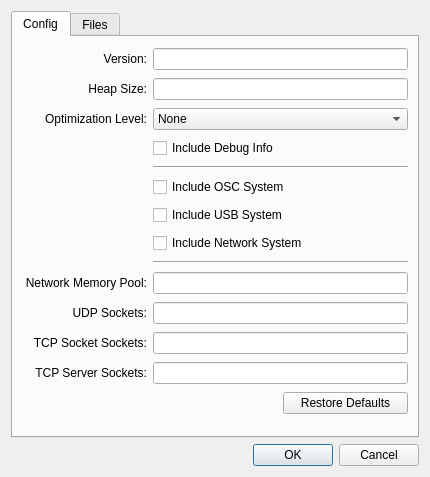
The window that mcbuilder/trunk/layouts/projectinfo.ui (makingthings/makecontroller) describes before a commit, drawn with Qt 5.
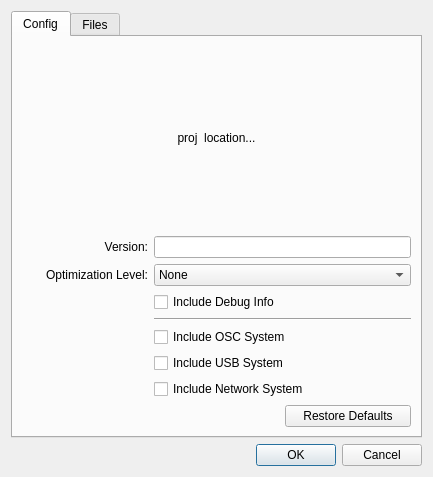
The same window after the commit. Custom widgets are drawn as their Qt base class.

The edit to the form file:
```diff
--- a/mcbuilder/trunk/layouts/projectinfo.ui
+++ b/mcbuilder/trunk/layouts/projectinfo.ui
@@ -1,11 +1,11 @@
 <ui version="4.0" >
  <class>ProjectInfoUi</class>
- <widget class="QDialog" name="ProjectInfoUi" >
-  <property name="geometry" >
+ <widget class="QDialog" name="ProjectInfoUi">
+  <property name="geometry">
    <rect>
     <x>0</x>
     <y>0</y>
-    <width>430</width>
+    <width>433</width>
     <height>477</height>
    </rect>
   </property>
@@ -18,22 +18,14 @@
      <property name="currentIndex" >
       <number>0</number>
      </property>
-     <widget class="QWidget" name="tab" >
-      <property name="geometry" >
-       <rect>
-        <x>0</x>
-        <y>0</y>
-        <width>400</width>
-        <height>398</height>
-       </rect>
-      </property>
-      <attribute name="title" >
+     <widget class="QWidget" name="tab">
+      <attribute name="title">
        <string>Config</string>
       </attribute>
-      <layout class="QGridLayout" name="gridLayout" >
-       <item row="0" column="0" >
-        <widget class="QLabel" name="label" >
-         <property name="toolTip" >
+      <layout class="QGridLayout" name="gridLayout">
+       <item row="1" column="0">
+        <widget class="QLabel" name="label">
+         <property name="toolTip">
           <string>A version number for your project.</string>
          </property>
          <property name="text" >
@@ -47,32 +39,12 @@
          </property>
         </widget>
        </item>
-       <item row="0" column="1" colspan="2" >
-        <widget class="QLineEdit" name="versionEdit" />
+       <item row="1" column="1" colspan="2">
+        <widget class="QLineEdit" name="versionEdit"/>
        </item>
-       <item row="1" column="0" >
-        <widget class="QLabel" name="label_2" >
-         <property name="toolTip" >
-          <string>The amount of memory available to your project at run time.
-Generally, make this as high as you can until the project won't build.</string>
-         </property>
-         <property name="text" >
-          <string>Heap Size:</string>
-         </property>
-         <property name="alignment" >
-          <set>Qt::AlignRight|Qt::AlignTrailing|Qt::AlignVCenter</set>
-         </property>
-         <property name="buddy" >
-          <cstring>heapSizeEdit</cstring>
-         </property>
-        </widget>
-       </item>
-       <item row="1" column="1" colspan="2" >
-        <widget class="QLineEdit" name="heapSizeEdit" />
-       </item>
-       <item row="2" column="0" >
-        <widget class="QLabel" name="label_3" >
-         <property name="toolTip" >
+       <item row="2" column="0">
+        <widget class="QLabel" name="label_3">
+         <property name="toolTip">
           <string>Optimized code is generally smaller and faster.</string>
          </property>
          <property name="text" >
@@ -153,87 +125,23 @@
          </property>
         </widget>
        </item>
-       <item row="8" column="1" colspan="2" >
-        <widget class="Line" name="line_2" >
-         <property name="orientation" >
-          <enum>Qt::Horizontal</enum>
-         </property>
-        </widget>
-       </item>
-       <item row="9" column="0" >
-        <widget class="QLabel" name="networkMempoolLabel" >
-         <property name="enabled" >
-          <bool>true</bool>
-         </property>
-         <property name="text" >
-          <string>Network Memory Pool:</string>
-         </property>
-         <property name="alignment" >
-          <set>Qt::AlignRight|Qt::AlignTrailing|Qt::AlignVCenter</set>
-         </property>
-         <property name="buddy" >
-          <cstring>networkMempoolEdit</cstring>
-         </property>
-        </widget>
-       </item>
-       <item row="9" column="1" colspan="2" >
-        <widget class="QLineEdit" name="networkMempoolEdit" />
-       </item>
-       <item row="10" column="0" >
-        <widget class="QLabel" name="udpSocketLabel" >
-         <property name="text" >
-          <string>UDP Sockets:</string>
-         </property>
-         <property name="alignment" >
-          <set>Qt::AlignRight|Qt::AlignTrailing|Qt::AlignVCenter</set>
-         </property>
-         <property name="buddy" >
-          <cstring>udpSocketEdit</cstring>
-         </property>
-        </widget>
-       </item>
-       <item row="10" column="1" colspan="2" >
-        <widget class="QLineEdit" name="udpSocketEdit" />
-       </item>
-       <item row="11" column="0" >
-        <widget class="QLabel" name="tcpSocketLabel" >
-         <property name="text" >
-          <string>TCP Socket Sockets:</string>
-         </property>
-         <property name="alignment" >
-          <set>Qt::AlignRight|Qt::AlignTrailing|Qt::AlignVCenter</set>
-         </property>
-         <property name="buddy" >
-          <cstring>tcpSocketEdit</cstring>
-         </property>
-        </widget>
-       </item>
-       <item row="11" column="1" colspan="2" >
-        <widget class="QLineEdit" name="tcpSocketEdit" />
-       </item>
-       <item row="12" column="0" >
-        <widget class="QLabel" name="tcpServerLabel" >
-         <property name="text" >
-          <string>TCP Server Sockets:</string>
-         </property>
-         <property name="alignment" >
-          <set>Qt::AlignRight|Qt::AlignTrailing|Qt::AlignVCenter</set>
-         </property>
-         <property name="buddy" >
-          <cstring>tcpServerEdit</cstring>
-         </property>
-        </widget>
-       </item>
-       <item row="12" column="1" colspan="2" >
-        <widget class="QLineEdit" name="tcpServerEdit" />
-       </item>
-       <item row="13" column="2" >
-        <widget class="QPushButton" name="defaultsButton" >
-         <property name="text" >
+       <item row="8" column="2">
+        <widget class="QPushButton" name="defaultsButton">
+         <property name="text">
           <string>Restore Defaults</string>
          </property>
         </widget>
        </item>
+       <item row="0" column="0" colspan="3">
+        <widget class="QLabel" name="locationLabel">
+         <property name="text">
+          <string>proj  location...</string>
+         </property>
+         <property name="alignment">
+          <set>Qt::AlignCenter</set>
+         </property>
+        </widget>
+       </item>
       </layout>
      </widget>
      <widget class="QWidget" name="tab_2" >
```
Left out of the diff: 99 changed lines with no effect on the pictures.
